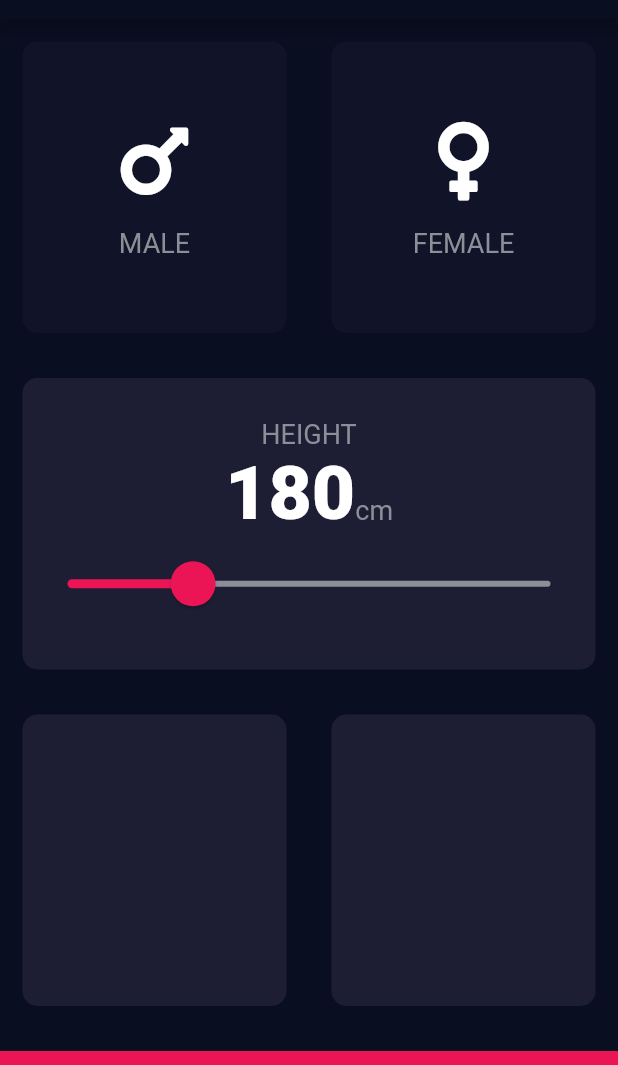
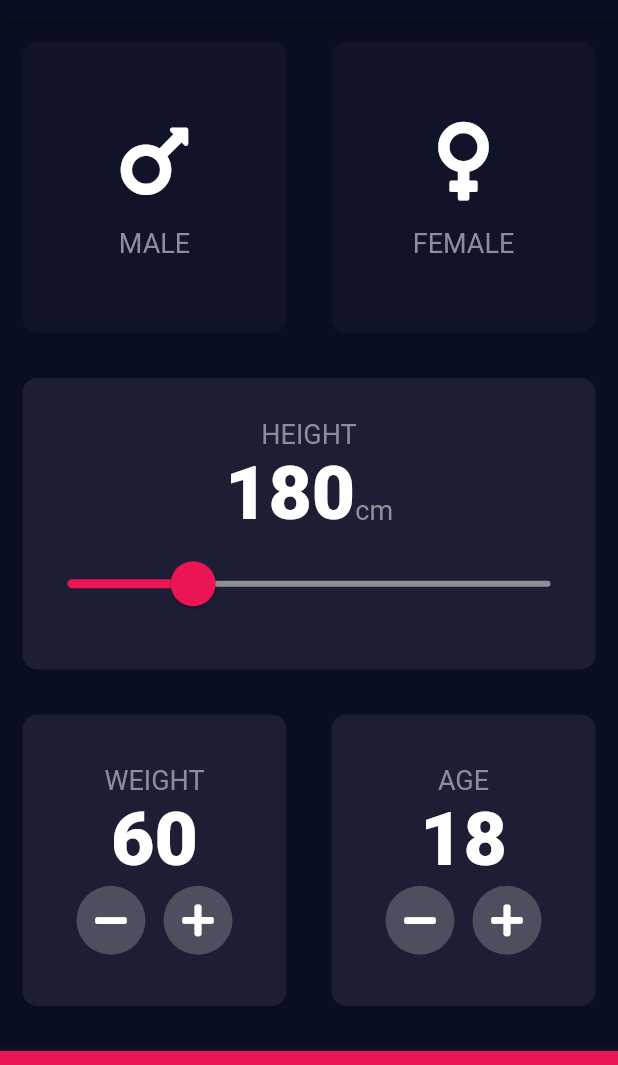
Before and after one commit to Anik7303/flutter-course, a Flutter app: the screen it shows after launch, on a phone screen of 412 x 824 dp, the part 65-1130 px from its top. Run offline on Flutter 3.47's test engine with Material 2 defaults, Android fonts, the phone set to English and light mode, and no system bars; our stand-ins replace font_awesome_flutter.

Commit message:
completing weight & age portion design

```diff
--- a/lib/constants.dart
+++ b/lib/constants.dart
@@ -8,6 +8,7 @@ const Color kCardTextColor = Color(0xFF8D8E98);
 const Color kSliderActiveColor = Color(0xFFEB1555);
 const Color kSliderInactiveColor = Color(0xFF8D8E98);
 const Color kSliderOverlayColor = Color(0x29EB1555);
+const Color kRoundButtonFillColor = Color(0xFF4C4F5E);
 
 const TextStyle kLabelTextStyle = TextStyle(
   fontSize: 18.0,
--- a/lib/input_page.dart
+++ b/lib/input_page.dart
@@ -1,3 +1,4 @@
+import 'package:bmi_calculator/reusable_number_card.dart';
 import 'package:flutter/material.dart';
 import 'package:font_awesome_flutter/font_awesome_flutter.dart';
 
@@ -15,6 +16,8 @@ class InputPage extends StatefulWidget {
 class _InputPageState extends State<InputPage> {
   Gender selectedGender;
   double height = 180.0;
+  int weight = 60;
+  int age = 18;
 
   @override
   Widget build(BuildContext context) {
@@ -110,10 +113,42 @@ class _InputPageState extends State<InputPage> {
           child: Row(
             children: [
               Expanded(
-                child: ReusableCard(),
+                child: ReusableCard(
+                  child: ReusableNumberCard(
+                    value: this.weight,
+                    title: 'WEIGHT',
+                    onIncrease: () {
+                      setState(() {
+                        this.weight++;
+                      });
+                    },
+                    onDecrease: () {
+                      setState(() {
+                        this.weight--;
+                        this.weight = this.weight < 0 ? 0 : this.weight;
+                      });
+                    },
+                  ),
+                ),
               ),
               Expanded(
-                child: ReusableCard(),
+                child: ReusableCard(
+                  child: ReusableNumberCard(
+                    title: 'AGE',
+                    value: this.age,
+                    onIncrease: () {
+                      setState(() {
+                        this.age++;
+                      });
+                    },
+                    onDecrease: () {
+                      setState(() {
+                        this.age--;
+                        this.age = this.age < 1 ? 1 : this.age;
+                      });
+                    },
+                  ),
+                ),
               ),
             ],
           ),
--- /dev/null
+++ b/lib/reusable_number_card.dart
@@ -0,0 +1,51 @@
+import 'package:flutter/material.dart';
+import 'package:font_awesome_flutter/font_awesome_flutter.dart';
+
+import 'constants.dart';
+import 'round_icon_button.dart';
+
+class ReusableNumberCard extends StatelessWidget {
+  final String title;
+  final int value;
+  final Function onIncrease;
+  final Function onDecrease;
+
+  const ReusableNumberCard({
+    Key key,
+    @required this.title,
+    @required this.value,
+    @required this.onIncrease,
+    @required this.onDecrease,
+  }) : super(key: key);
+
+  @override
+  Widget build(BuildContext context) {
+    return Column(
+      children: [
+        Text(
+          this.title,
+          style: kLabelTextStyle,
+        ),
+        Text(
+          this.value.toString(),
+          style: kNumberTextStyle,
+        ),
+        Row(
+          children: [
+            RoundIconButton(
+              icon: FontAwesomeIcons.minus,
+              onPressed: onDecrease,
+            ),
+            SizedBox(width: 10.0),
+            RoundIconButton(
+              icon: FontAwesomeIcons.plus,
+              onPressed: onIncrease,
+            ),
+          ],
+          mainAxisAlignment: MainAxisAlignment.center,
+        )
+      ],
+      mainAxisAlignment: MainAxisAlignment.center,
+    );
+  }
+}
--- /dev/null
+++ b/lib/round_icon_button.dart
@@ -0,0 +1,27 @@
+import 'package:flutter/material.dart';
+
+import 'constants.dart';
+
+class RoundIconButton extends StatelessWidget {
+  final IconData icon;
+  final Function onPressed;
+
+  const RoundIconButton(
+      {Key key, @required this.icon, @required this.onPressed})
+      : super(key: key);
+
+  @override
+  Widget build(BuildContext context) {
+    return RawMaterialButton(
+      child: Icon(icon),
+      constraints: BoxConstraints.tightFor(
+        height: 46.0,
+        width: 46.0,
+      ),
+      elevation: 0.0,
+      fillColor: kRoundButtonFillColor,
+      onPressed: onPressed,
+      shape: CircleBorder(),
+    );
+  }
+}
```
